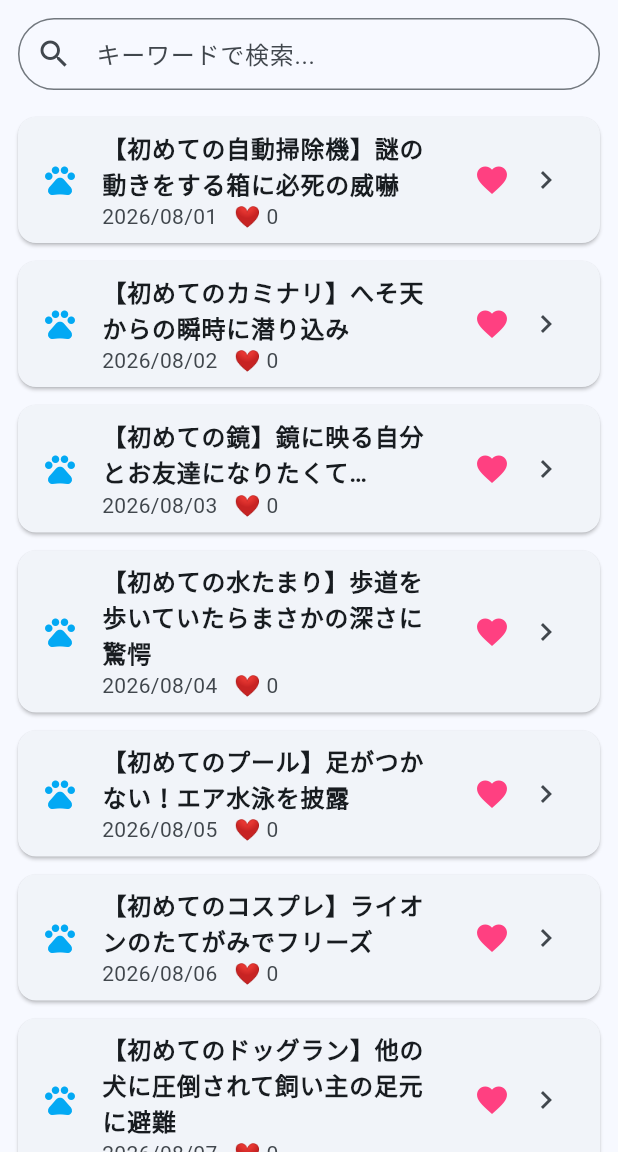
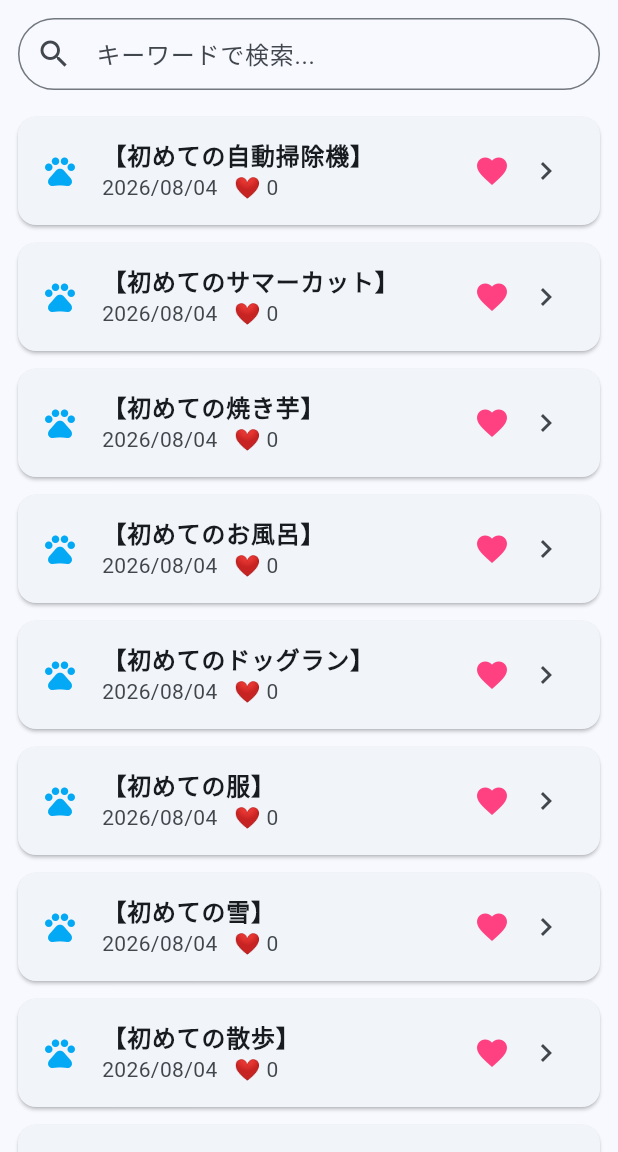
Before and after one commit to aska520709-blip/my_first_app, a Flutter app: the screen it shows after launch, on a phone screen of 412 x 824 dp, the part 84-1236 px from its top. Run offline on Flutter 3.47's test engine with Material 3 defaults, Android fonts, the phone set to English and light mode, and no system bars; our stand-ins replace shared_preferences.

Commit message:
Update code with exact 10 stories data

```diff
--- a/lib/main.dart
+++ b/lib/main.dart
@@ -27,6 +27,7 @@ class Story {
   String id;
   String title;
   String date;
+  String dogBreed;
   String content;
   int likes;
 
@@ -34,6 +35,7 @@ class Story {
     required this.id,
     required this.title,
     required this.date,
+    required this.dogBreed,
     required this.content,
     this.likes = 0,
   });
@@ -42,6 +44,7 @@ class Story {
         'id': id,
         'title': title,
         'date': date,
+        'dogBreed': dogBreed,
         'content': content,
         'likes': likes,
       };
@@ -50,6 +53,7 @@ class Story {
         id: json['id'] ?? '',
         title: json['title'] ?? '',
         date: json['date'] ?? '',
+        dogBreed: json['dogBreed'] ?? 'トイプードル',
         content: json['content'] ?? '',
         likes: json['likes'] ?? 0,
       );
@@ -69,130 +73,74 @@ class _StoryListPageState extends State<StoryListPage> {
 
   final List<Story> initialStories = [
     Story(
-      id: '1',
-      title: '【初めての自動掃除機】謎の動きをする箱に必死の威嚇',
-      date: '2026/08/01',
-      content: '''我が家にやってきた自動掃除機（ルンバ）。
-ウィーンと音を立てて動き出した瞬間、シエロの目が点になりました。
-
-「な、なんだこの生き物は…！？」
-
-低い姿勢をとって「ウゥ〜ッ」と威嚇を開始。
-掃除機が近づいてくると、脱兎のごとくソファの上に避難！
-ソファの上から必死に前足パンチ（届いていない）を繰り出して戦っていました。
-
-今ではすっかり慣れて、動く掃除機の後ろをドヤ顔でストーカーのように追跡しています。''',
+      id: "1",
+      title: "【初めての自動掃除機】",
+      date: "2026/08/04",
+      dogBreed: "トイプードル",
+      content: "リビングに突如あらわれたブーンと鳴る丸い物体。シエロは「我が家の平和を守らねば！」と果敢にワンワン吠えて威嚇を開始。しかし、自動掃除機が一切動じずにスーッと自分に向かって進んでくると、一瞬で敗北を悟り、ソファの上に避難。上から必死に「こっち来るな！」と前足でチョップを繰り出していました。最終的に掃除機が壁に当たってターンしたのを見て、「よし、追い払ったぞ」と言いたげなドヤ顔を決めていました。",
     ),
     Story(
-      id: '2',
-      title: '【初めてのカミナリ】へそ天からの瞬時に潜り込み',
-      date: '2026/08/02',
-      content: '''ヘソ天（仰向け）で爆睡していた夏の日。
-突如「ゴロゴロ…ドカン！」と大きな雷鳴が轟きました。
-
-その瞬間、シエロは目にも留まらぬ速さで跳ね起き、飼い主の膝掛けブランケットの中に一直線！
-完全に頭から潜り込んで、お尻だけが丸見え状態に。
-
-「頭隠して尻隠さず」を地で行くシエロ。
-しばらくの間、ブランケットの中でプルプル震えながら飼い主の手に鼻先を押し付けて甘えていました。''',
+      id: "2",
+      title: "【初めてのサマーカット】",
+      date: "2026/08/04",
+      dogBreed: "トイプードル",
+      content: "トリミングから帰宅し、すっかり首回りがスッキリしたシエロ。ふと姿見の鏡の前に立った瞬間、「え、誰……？」という顔でピタッとフリーズ。一度後ずさりしてから、もう一度鏡を覗き込み、自分の体の匂いをクンクン。間違いなく自分だと理解した途端、急に自分のしっぽや胴体を不思議そうに追いかけ回し始めました。しばらくの間、「僕の毛皮、どこやったの？」と言いたげな瞳でこちらを見つめていました。",
     ),
     Story(
-      id: '3',
-      title: '【初めての鏡】鏡に映る自分とお友達になりたくて…',
-      date: '2026/08/03',
-      content: '''姿見の鏡を部屋に置いた日のこと。
-ふと鏡の前に立ったシエロは、そこに写る自分（イケメン犬）と遭遇しました。
-
-「あ！新しいお友達だ！」と言わんばかりに尻尾をぶんぶん振り回し、お気に入りのオモチャを咥えて鏡の前へ持っていきます。
-
-ポトンとオモチャを置いて「遊ぼうよ！」とワンワン吠えるものの、鏡の中のお友達は一向にオモチャを拾ってくれません。
-最後は「なんで遊んでくれないの？」という顔で鏡の後ろを覗き込んで首をかしげていました。''',
+      id: "3",
+      title: "【初めての焼き芋】",
+      date: "2026/08/04",
+      dogBreed: "トイプードル",
+      content: "普段はおやつを見ても「お上品」にお座りするシエロ。しかし、ほくほくの焼き芋を小さくちぎって鼻先に近づけた瞬間、目が限界まで見開かれました。ひと口食べた瞬間、雷が落ちたような衝撃を受けたようで、未だかつてない素早さで「おかわり！」のお手・おかわり・ハイタッチをノータイムで高速連打。食べ終わったあとも、焼き芋が入っていた袋の「空気」をずっと吸い込んでいました。",
     ),
     Story(
-      id: '4',
-      title: '【初めての水たまり】歩道を歩いていたらまさかの深さに驚愕',
-      date: '2026/08/04',
-      content: '''雨上がりの散歩道。
-楽しそうに先頭を歩いていたシエロは、アスファルトにある浅い水たまりを見つけました。
-
-豪快にバシャバシャ踏み込んで遊ぶのかと思いきや…
-足先が少し濡れた瞬間、「ひゃんっ！？」と奇声を上げて垂直ジャンプ！
-
-想像以上に冷たかったのか、足が濡れたのが嫌だったのか、そこからは水たまりを一つ一つ丁寧に回避する「慎重派シエロ」に変身しました。''',
+      id: "4",
+      title: "【初めてのお風呂】",
+      date: "2026/08/04",
+      dogBreed: "トイプードル",
+      content: "お風呂場に連れていかれ、シャワーの音が響いた瞬間、すべてを悟ったシエロ。「僕は今、人生最大の危機に瀕している」と言わんばかりに、風呂場の隅で虚無の表情を浮かべて完全にフリーズ。ぬるま湯がかかると「たすけて……」という目で見つめてくるものの、シャンプーが終わってバスタオルで包んだ瞬間、スイッチが完全に切り替わりました。「お風呂から生還したぞーーー！」と言わんばかりにテンションが爆発し、リビングのカーペットに顔を擦り付けながら猛スピードで猛ダッシュ。乾かし終わる頃には自分の達成感に酔いしれて、ドヤ顔でぐっすり眠っていました。",
     ),
     Story(
-      id: '5',
-      title: '【初めてのプール】足がつかない！エア水泳を披露',
-      date: '2026/08/05',
-      content: '''暑い夏の日、ドッグランの小型犬用プールに初挑戦。
-水が怖くないように抱っこして、ゆっくりと水面に近づけていくと…
-
-水に入る前から、足が空中でバタバタバタ！！
-見事な「エア犬かき」を披露してくれました。
-
-実際に足がつく浅瀬に着地すると、「あれ？足届くじゃん」と気づいた様子。
-そこからはパシャパシャと気持ちよさそうに歩き回っていました。''',
+      id: "5",
+      title: "【初めてのドッグラン】",
+      date: "2026/08/04",
+      dogBreed: "トイプードル",
+      content: "「広いところで思いっきり走れるぞ！」とワクワクでドッグランに足をふみ入れたシエロ。しかし、入口をくぐった瞬間に元気いっぱいの大型犬たちが「いらっしゃい！」と一斉に駆け寄ってくると、一瞬で顔がひきつりました。そのまま飼い主の足の間にスポッとハマり、「ここが僕の安全地帯です」と言わんばかりに頑固な要塞を建築。他のわんちゃんが去ったあと、ぽつんと貸切状態になった端っこのエリアでだけ、小さく「トタトタ…」とドヤ顔で走っていました。",
     ),
     Story(
-      id: '6',
-      title: '【初めてのコスプレ】ライオンのたてがみでフリーズ',
-      date: '2026/08/06',
-      content: '''ハロウィン用に買ったライオンのたてがみウィッグ。
-シエロにかぶせてみると…ぴったり！可愛すぎる百獣の王の誕生です！
-
-しかし、当の本人は違和感からか「ピタッ」と微動だにせずフリーズ。
-ロボットのようにカチコチになったまま、目だけをキョロキョロさせて救いを求めてきました。
-
-「かっこいいよー！」と褒めちぎると、調子に乗って尻尾を振り始めましたが、歩くときはやっぱりロボット歩きでした。''',
+      id: "6",
+      title: "【初めての服】",
+      date: "2026/08/04",
+      dogBreed: "トイプードル",
+      content: "寒さ対策のために、可愛らしいおしゃれな洋服を着せられたシエロ。を着た瞬間、「え……体が重くて動けないシステム……？」と勘違いしたのか、ロボットのように関節を一切曲げずにカチコチに固まってしまいました。一歩も歩こうとせず、そのまま横に「コテン」と倒れて置物と化す始末。しかし、大好物のおやつの袋をカサッと鳴らした瞬間、服を着ていることも忘れて「シャキーン！」と素早く起き上がり、完璧なお座りを決めていました。",
     ),
     Story(
-      id: '7',
-      title: '【初めてのドッグラン】他の犬に圧倒されて飼い主の足元に避難',
-      date: '2026/08/07',
-      content: '''広大なドッグランにデビュー！
-家では威勢のいいシエロですが、大きなワンちゃんや元気なワンちゃんたちが一斉に挨拶（クンクン）しに集まってくると…
-
-目が泳ぎ始め、そのまま飼い主の足の間にスポッと挟まって避難！
-「ボクはいません、ただの置物です」と言わんばかりに存在感を消そうとしていました。
-
-慣れてくると自分と同じサイズのワンちゃんとおっかけっこを楽しんでいました。''',
+      id: "7",
+      title: "【初めての雪】",
+      date: "2026/08/04",
+      dogBreed: "トイプードル",
+      content: "朝起きて庭一面が真っ白になっているのを見て、大興奮で外へ飛び出したシエロ。最初は「冷たくてフワフワだー！」と跳ね回っていたものの、足裏に冷たさが染み込んできた瞬間にフリーズ。「聞いてない、こんなに冷たいなんて聞いてない」と言わんばかりに、片足をあげたまま固まってしまいました。抱っこで部屋に戻すと、こたつの中に吸い込まれるように潜り込み、鼻先だけをひょっこり出して二度と出てこなくなりました。",
     ),
     Story(
-      id: '8',
-      title: '【初めてのエレベーター】床が動く謎の部屋に困惑',
-      date: '2026/08/08',
-      content: '''マンションのエレベーターに初めて乗った時。
-扉が閉まり、「ウィーン」と浮遊感が襲うと、シエロは不思議そうに足元をジッと見つめました。
-
-「床が動いている…！？」とペタッと伏せの姿勢をとって警戒態勢に。
-
-目的の階に着いて「チン♪」と音が鳴り扉が開くと、弾丸のようなスピードで外へダッシュ！
-「ふぅ、あやうく閉じ込められるところだったワン…」と胸をなでおろしていました。''',
+      id: "8",
+      title: "【初めての散歩】",
+      date: "2026/08/04",
+      dogBreed: "トイプードル",
+      content: "ワクワクでハーネスを装着し、いざ外の世界へ足を踏み出したシエロ。「これが世界か…！」と目を輝かせたのも束の間、カサッと揺れた落ち葉ひとつに飛び上がり、風で舞ったレジ袋を謎の巨大生命体と勘違いしてパニックに。10メートル進むのに5分かかり、歩道橋の下を通る時は「天井が落ちてくるかもしれない」と言わんばかりに姿勢を限界まで低くしてほふくぜんしん。結局、全体の8割は抱っこされて移動し、家に戻った瞬間に「外は危険がいっぱいだった…」と満足げな顔で爆睡していました。",
     ),
     Story(
-      id: '9',
-      title: '【初めてのシャンプー】お風呂場で別の生き物に変身',
-      date: '2026/08/09',
-      content: '''お風呂の時間。シャワーで体が濡れると…
-普段のフワフワな毛ぶきが嘘のようにしぼんで、まるで「細身の宇宙人」のような姿に！
-
-「誰ですか！？」と思わず突っ込みたくなる変身ぶりです。
-
-ドライヤーで乾かしてもらうと、再びフワフワの綿あめシエロに復活。
-自分の体の変わりように、鏡を見て自分でもびっくりしているようでした。''',
+      id: "9",
+      title: "【初めてのお留守番】",
+      date: "2026/08/04",
+      dogBreed: "トイプードル",
+      content: "飼い主が「すぐ戻るからね」と声をかけてドアを閉めた瞬間、シエロの単独ミッションがスタート。最初の5分間はドアの前で「本当に帰ってくる……？」と耳を澄ませてたたずんでいましたが、静けさに慣れてくると「さて、自由時間だな」と言わんばかりにリビングのパトロールを開始。クッションにダイブしたり、自分のハウスからおもちゃを総動員して床一面に並べたりと大忙し。カギが開く音がした瞬間、慌てて「ずっと良い子で待ってましたけど？」という顔でドアの前に駆け寄り、お利口さんアピールを決めていました。（※足元には散らかったおもちゃが転がっていました）",
     ),
     Story(
-      id: '10',
-      title: '【初めての雪】冷たい白い粉にテンション爆発',
-      date: '2026/08/10',
-      content: '''冬の朝、庭にうっすらと雪が積もりました。
-外に出たシエロは、足元に広がる真っ白な景色に大興奮！
-
-鼻先を雪に突っ込んで「ズボッ」、そのまま前足で雪を掘って「バシャバシャ！」。
-顔中を真っ白にして大はしゃぎしていました。
-
-家に入った後は、暖かいこたつの前でポカポカになりながら爆睡。
-夢の中でも雪の中で走っていたのか、足をピクピク動かしていました。''',
+      id: "10",
+      title: "【初めての雨】",
+      date: "2026/08/04",
+      dogBreed: "トイプードル",
+      content: "ポツポツと音が鳴り始め、外の景色が一変した日。抱っこされて玄関から外を覗き込んだシエロは、空から降ってくる大量の「水滴」に大混乱。「空からお水が降ってくるなんて聞いてない…！」と言わんばかりに目を丸くし、自分の鼻先に一滴ぽたんと落ちた瞬間、ヒヤッとした冷たさに「ひゃん！」と小さく跳ね上がりました。水たまりを見つめては「踏んだら底なしnumaに沈むのでは…？」と警戒し、一歩も足をつけようとしません。結局、雨の音をバックに飼い主の腕の中でカチコチに固まったまま、初めての雨見学は終了しました。",
     ),
   ];
 
@@ -204,11 +152,11 @@ class _StoryListPageState extends State<StoryListPage> {
 
   Future<void> _loadStories() async {
     final prefs = await SharedPreferences.getInstance();
-    // 日付更新用のバージョンチェック
+    // キャッシュクリア用バージョン
     final String? version = prefs.getString('data_version');
-    if (version != '2026_v1') {
+    if (version != '2026_exact_v1') {
       await prefs.clear();
-      await prefs.setString('data_version', '2026_v1');
+      await prefs.setString('data_version', '2026_exact_v1');
     }
 
     final String? storiesJson = prefs.getString('saved_stories');
@@ -240,7 +188,8 @@ class _StoryListPageState extends State<StoryListPage> {
 
   void _addOrEditStory({Story? story}) {
     final titleController = TextEditingController(text: story?.title ?? '');
-    final dateController = TextEditingController(text: story?.date ?? '');
+    final dateController = TextEditingController(text: story?.date ?? '2026/08/04');
+    final breedController = TextEditingController(text: story?.dogBreed ?? 'トイプードル');
     final contentController = TextEditingController(text: story?.content ?? '');
 
     showDialog(
@@ -257,7 +206,11 @@ class _StoryListPageState extends State<StoryListPage> {
               ),
               TextField(
                 controller: dateController,
-                decoration: const InputDecoration(labelText: '日付 (例: 2026/08/01)'),
+                decoration: const InputDecoration(labelText: '日付 (例: 2026/08/04)'),
+              ),
+              TextField(
+                controller: breedController,
+                decoration: const InputDecoration(labelText: '犬種'),
               ),
               TextField(
                 controller: contentController,
@@ -283,12 +236,14 @@ class _StoryListPageState extends State<StoryListPage> {
                         id: DateTime.now().millisecondsSinceEpoch.toString(),
                         title: titleController.text,
                         date: dateController.text,
+                        dogBreed: breedController.text,
                         content: contentController.text,
                       ),
                     );
                   } else {
                     story.title = titleController.text;
                     story.date = dateController.text;
+                    story.dogBreed = breedController.text;
                     story.content = contentController.text;
                   }
                 });
@@ -333,7 +288,9 @@ class _StoryListPageState extends State<StoryListPage> {
   @override
   Widget build(BuildContext context) {
     final filteredStories = stories.where((story) {
-      return story.title.contains(searchQuery) || story.content.contains(searchQuery);
+      return story.title.contains(searchQuery) ||
+          story.content.contains(searchQuery) ||
+          story.dogBreed.contains(searchQuery);
     }).toList();
 
     return Scaffold(
@@ -472,7 +429,7 @@ class _StoryDetailPageState extends State<StoryDetailPage> {
               mainAxisAlignment: MainAxisAlignment.spaceBetween,
               children: [
                 Text(
-                  widget.story.date,
+                  '${widget.story.date}  (${widget.story.dogBreed})',
                   style: const TextStyle(color: Colors.grey, fontSize: 14),
                 ),
                 ElevatedButton.icon(
```
